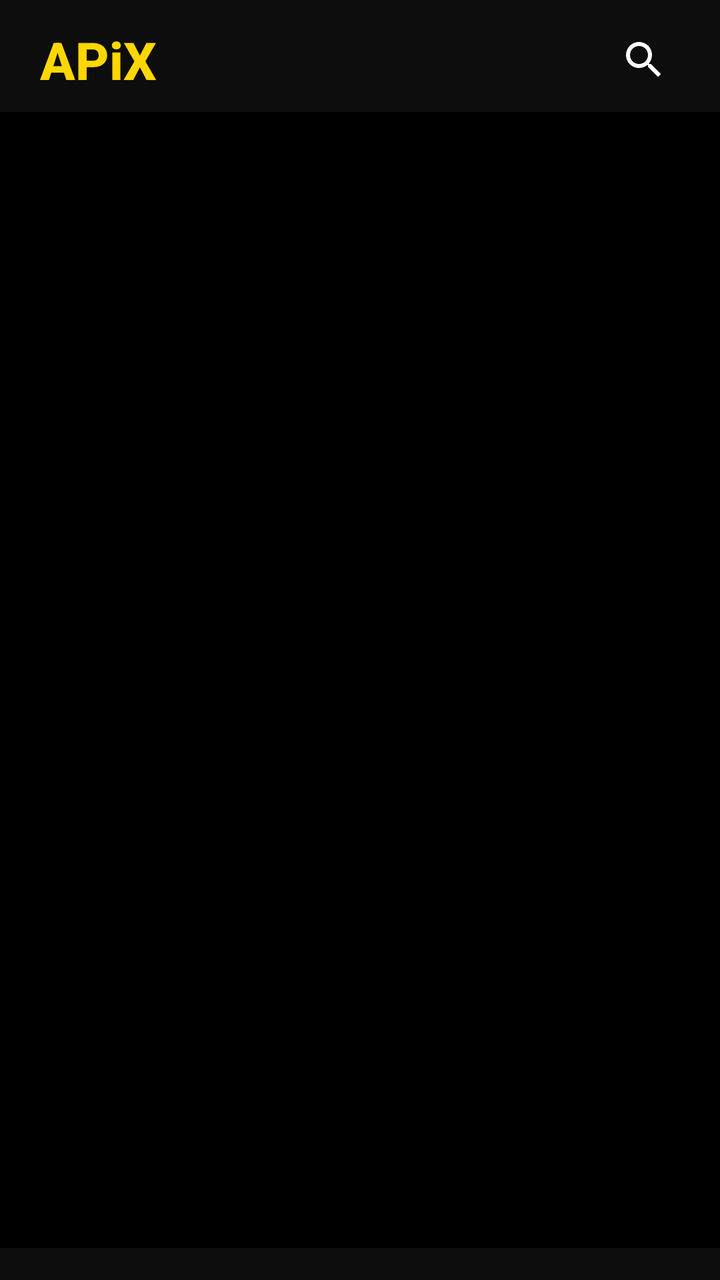
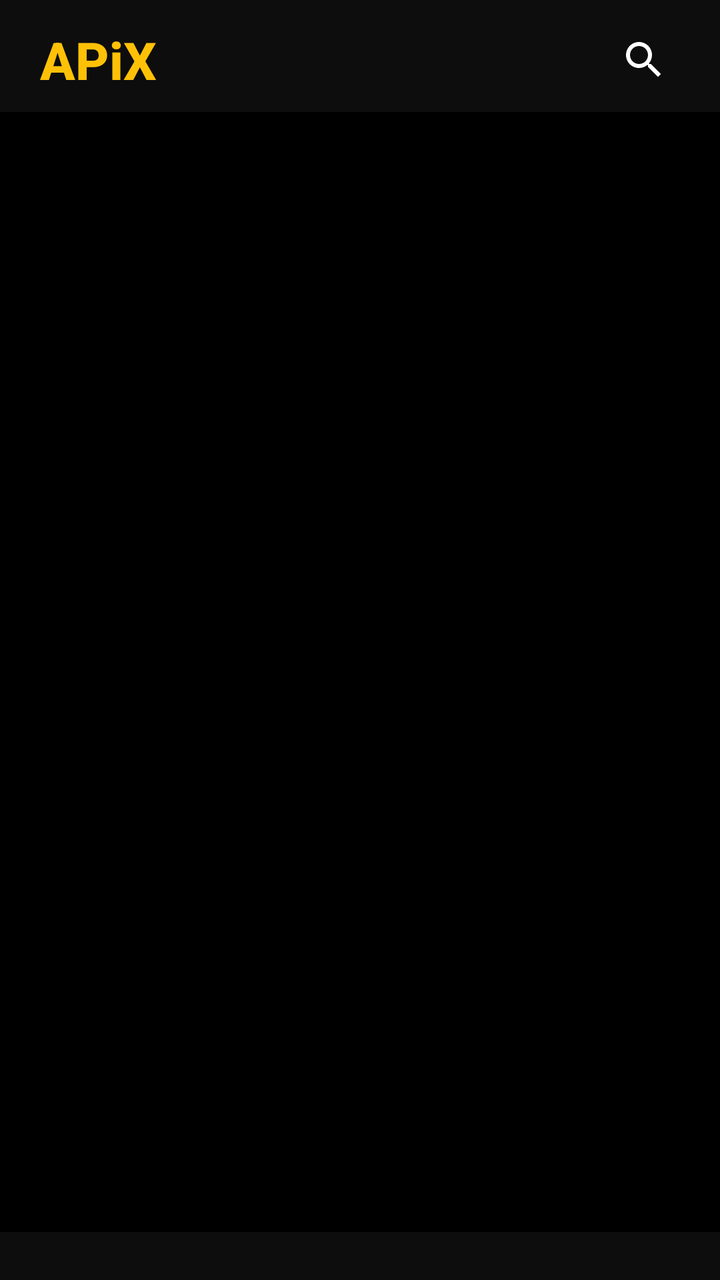

Two renders of the same Android screen: before a commit and after it. Below are the layout's source before the change and the commit's diff.
<!-- AndroidManifest.xml: activity theme Theme.TVPlus.NoActionBar -->
<!-- res/layout/activity_home.xml -->
<?xml version="1.0" encoding="utf-8"?>
<FrameLayout xmlns:android="http://schemas.android.com/apk/res/android"
    android:layout_width="match_parent"
    android:layout_height="match_parent"
    android:background="@color/black"
    android:fitsSystemWindows="false">

    
    <LinearLayout
        android:id="@+id/portrait_layout"
        android:layout_width="match_parent"
        android:layout_height="match_parent"
        android:orientation="vertical"
        android:visibility="visible">

        
        <LinearLayout
            android:layout_width="match_parent"
            android:layout_height="wrap_content"
            android:orientation="horizontal"
            android:gravity="center_vertical"
            android:paddingStart="20dp"
            android:paddingEnd="20dp"
            android:paddingTop="12dp"
            android:paddingBottom="8dp"
            android:background="#0D0D0D">

            <TextView
                android:id="@+id/app_name_portrait"
                android:layout_width="0dp"
                android:layout_height="wrap_content"
                android:layout_weight="1"
                android:text="APiX"
                android:textColor="@color/gold_accent"
                android:textSize="26sp"
                android:textStyle="bold"
                android:fontFamily="sans-serif-medium" />

            <ImageButton
                android:id="@+id/search_button_portrait"
                android:layout_width="36dp"
                android:layout_height="36dp"
                android:src="@drawable/ic_search"
                android:background="?android:attr/selectableItemBackgroundBorderless"
                android:contentDescription="Search"
                android:tint="@color/white"
                android:focusable="true" />
        </LinearLayout>

        
        <TextView
            android:id="@+id/category_title"
            android:layout_width="match_parent"
            android:layout_height="wrap_content"
            android:textColor="@color/white"
            android:textSize="20sp"
            android:textStyle="bold"
            android:paddingStart="20dp"
            android:paddingEnd="20dp"
            android:paddingTop="12dp"
            android:paddingBottom="8dp" />

        
        <androidx.recyclerview.widget.RecyclerView
            android:id="@+id/channels_recycler"
            android:layout_width="match_parent"
            android:layout_height="0dp"
            android:layout_weight="1"
            android:clipToPadding="false"
            android:padding="8dp" />

        
        <HorizontalScrollView
            android:layout_width="match_parent"
            android:layout_height="wrap_content"
            android:scrollbars="none"
            android:fillViewport="true"
            android:background="#0D0D0D">

            <androidx.recyclerview.widget.RecyclerView
                android:id="@+id/categories_recycler"
                android:layout_width="wrap_content"
                android:layout_height="wrap_content"
                android:clipToPadding="false"
                android:paddingStart="8dp"
                android:paddingEnd="8dp"
                android:paddingTop="6dp"
                android:paddingBottom="10dp" />
        </HorizontalScrollView>
    </LinearLayout>

    
    <LinearLayout
        android:id="@+id/landscape_layout"
        android:layout_width="match_parent"
        android:layout_height="match_parent"
        android:orientation="horizontal"
        android:visibility="gone">

        
        <LinearLayout
            android:layout_width="200dp"
            android:layout_height="match_parent"
            android:orientation="vertical"
            android:background="#0D0D0D"
            android:paddingTop="16dp">

            
            <TextView
                android:id="@+id/app_name_landscape"
                android:layout_width="match_parent"
                android:layout_height="wrap_content"
                android:text="APiX"
                android:textColor="@color/gold_accent"
                android:textSize="28sp"
                android:textStyle="bold"
                android:fontFamily="sans-serif-medium"
                android:gravity="center"
                android:paddingBottom="20dp" />

            
            <androidx.recyclerview.widget.RecyclerView
                android:id="@+id/categories_recycler_landscape"
                android:layout_width="match_parent"
                android:layout_height="0dp"
                android:layout_weight="1"
                android:clipToPadding="false"
                android:paddingTop="4dp"
                android:paddingBottom="4dp" />
        </LinearLayout>

        
        <LinearLayout
            android:layout_width="0dp"
            android:layout_height="match_parent"
            android:layout_weight="1"
            android:orientation="vertical">

            
            <LinearLayout
                android:layout_width="match_parent"
                android:layout_height="wrap_content"
                android:orientation="horizontal"
                android:gravity="center_vertical"
                android:paddingStart="20dp"
                android:paddingEnd="20dp"
                android:paddingTop="16dp"
                android:paddingBottom="12dp">

                <TextView
                    android:id="@+id/category_title_landscape"
                    android:layout_width="0dp"
                    android:layout_height="wrap_content"
                    android:layout_weight="1"
                    android:textColor="@color/white"
                    android:textSize="22sp"
                    android:textStyle="bold" />

                <ImageButton
                    android:id="@+id/search_button_landscape"
                    android:layout_width="36dp"
                    android:layout_height="36dp"
                    android:src="@drawable/ic_search"
                    android:background="?android:attr/selectableItemBackgroundBorderless"
                    android:contentDescription="Search"
                    android:tint="@color/white"
                    android:focusable="true" />
            </LinearLayout>

            
            <androidx.recyclerview.widget.RecyclerView
                android:id="@+id/channels_recycler_landscape"
                android:layout_width="match_parent"
                android:layout_height="0dp"
                android:layout_weight="1"
                android:clipToPadding="false"
                android:padding="8dp" />
        </LinearLayout>
    </LinearLayout>

    
    <LinearLayout
        android:id="@+id/search_overlay"
        android:layout_width="match_parent"
        android:layout_height="match_parent"
        android:orientation="vertical"
        android:background="#E6000000"
        android:padding="24dp"
        android:visibility="gone">

        <LinearLayout
            android:layout_width="match_parent"
            android:layout_height="wrap_content"
            android:orientation="horizontal"
            android:gravity="center_vertical"
            android:layout_marginBottom="16dp">

            <TextView
                android:layout_width="0dp"
                android:layout_height="wrap_content"
                android:layout_weight="1"
                android:text="Search"
                android:textColor="@color/white"
                android:textSize="22sp"
                android:textStyle="bold" />

            <TextView
                android:id="@+id/search_cancel"
                android:layout_width="wrap_content"
                android:layout_height="wrap_content"
                android:text="Cancel"
                android:textColor="@color/gold_accent"
                android:textSize="16sp"
                android:padding="8dp"
                android:focusable="true"
                android:clickable="true" />
        </LinearLayout>

        <EditText
            android:id="@+id/search_input"
            android:layout_width="match_parent"
            android:layout_height="48dp"
            android:background="#333333"
            android:textColor="@color/white"
            android:textColorHint="#888888"
            android:hint="Type channel name..."
            android:paddingStart="16dp"
            android:paddingEnd="16dp"
            android:textSize="16sp"
            android:singleLine="true"
            android:imeOptions="actionSearch"
            android:focusable="true" />

        
        <androidx.recyclerview.widget.RecyclerView
            android:id="@+id/search_results_recycler"
            android:layout_width="match_parent"
            android:layout_height="0dp"
            android:layout_weight="1"
            android:layout_marginTop="16dp"
            android:clipToPadding="false" />
    </LinearLayout>

    
    <ProgressBar
        android:id="@+id/loading_bar"
        android:layout_width="48dp"
        android:layout_height="48dp"
        android:layout_gravity="center"
        android:indeterminateTint="@color/gold_accent"
        android:visibility="gone" />

    
    <LinearLayout
        android:id="@+id/error_layout"
        android:layout_width="match_parent"
        android:layout_height="wrap_content"
        android:layout_gravity="center"
        android:orientation="vertical"
        android:gravity="center"
        android:padding="32dp"
        android:visibility="gone">

        <TextView
            android:id="@+id/error_text"
            android:layout_width="wrap_content"
            android:layout_height="wrap_content"
            android:textColor="#FF4444"
            android:textSize="16sp"
            android:gravity="center" />
    </LinearLayout>

</FrameLayout>
<!-- resources referenced by this layout -->
<resources>
  <color name="black">#000000</color>
  <color name="gold_accent">#FFD700</color>
  <color name="white">#FFFFFF</color>
  <!-- drawable ic_search (drawable) -->
  <?xml version="1.0" encoding="utf-8"?>
  <vector xmlns:android="http://schemas.android.com/apk/res/android"
      android:width="24dp"
      android:height="24dp"
      android:viewportWidth="24"
      android:viewportHeight="24">
      <path
          android:fillColor="#FFFFFF"
          android:pathData="M15.5,14h-0.79l-0.28,-0.27C15.41,12.59 16,11.11 16,9.5 16,5.91 13.09,3 9.5,3S3,5.91 3,9.5 5.91,16 9.5,16c1.61,0 3.09,-0.59 4.23,-1.57l0.27,0.28v0.79l5,4.99L20.49,19l-4.99,-5zM9.5,14C7.01,14 5,11.99 5,9.5S7.01,5 9.5,5 14,7.01 14,9.5 11.99,14 9.5,14z" />
  </vector>
  <style name="Theme.TVPlus.NoActionBar" parent="Theme.TVPlus">
          <item name="windowActionBar">false</item>
          <item name="windowNoTitle">true</item>
      </style>
  <style name="Theme.TVPlus" parent="Theme.MaterialComponents.DayNight.DarkActionBar">
          <item name="colorPrimary">@color/gold_accent</item>
          <item name="colorPrimaryVariant">@color/gold_dark</item>
          <item name="colorOnPrimary">@color/black</item>
          <item name="colorSecondary">@color/gold_accent</item>
          <item name="colorSecondaryVariant">@color/gold_dark</item>
          <item name="colorOnSecondary">@color/black</item>
          <item name="android:statusBarColor">@color/black</item>
          <item name="android:navigationBarColor">@color/black</item>
          <item name="android:windowBackground">@color/black</item>
      </style>
  <color name="gold_dark">#B8860B</color>
</resources>

<!-- the commit's change to res/layout/activity_home.xml (unified diff, before → after) -->
@@ -1,11 +1,11 @@
 <?xml version="1.0" encoding="utf-8"?>
 <FrameLayout xmlns:android="http://schemas.android.com/apk/res/android"
+    xmlns:app="http://schemas.android.com/apk/res-auto"
     android:layout_width="match_parent"
     android:layout_height="match_parent"
-    android:background="@color/black"
+    android:background="#000000"
     android:fitsSystemWindows="false">
 
-    
     <LinearLayout
         android:id="@+id/portrait_layout"
         android:layout_width="match_parent"
@@ -13,7 +13,6 @@
         android:orientation="vertical"
         android:visibility="visible">
 
-        
         <LinearLayout
             android:layout_width="match_parent"
             android:layout_height="wrap_content"
@@ -31,7 +30,7 @@
                 android:layout_height="wrap_content"
                 android:layout_weight="1"
                 android:text="APiX"
-                android:textColor="@color/gold_accent"
+                android:textColor="#FFC107"
                 android:textSize="26sp"
                 android:textStyle="bold"
                 android:fontFamily="sans-serif-medium" />
@@ -43,16 +42,15 @@
                 android:src="@drawable/ic_search"
                 android:background="?android:attr/selectableItemBackgroundBorderless"
                 android:contentDescription="Search"
-                android:tint="@color/white"
+                app:tint="#FFFFFF"
                 android:focusable="true" />
         </LinearLayout>
 
-        
         <TextView
             android:id="@+id/category_title"
             android:layout_width="match_parent"
             android:layout_height="wrap_content"
-            android:textColor="@color/white"
+            android:textColor="#FFFFFF"
             android:textSize="20sp"
             android:textStyle="bold"
             android:paddingStart="20dp"
@@ -60,36 +58,27 @@
             android:paddingTop="12dp"
             android:paddingBottom="8dp" />
 
-        
         <androidx.recyclerview.widget.RecyclerView
             android:id="@+id/channels_recycler"
             android:layout_width="match_parent"
             android:layout_height="0dp"
             android:layout_weight="1"
             android:clipToPadding="false"
-            android:padding="8dp" />
-
-        
-        <HorizontalScrollView
+            android:padding="12dp" /> <androidx.recyclerview.widget.RecyclerView
+            android:id="@+id/categories_recycler"
             android:layout_width="match_parent"
             android:layout_height="wrap_content"
-            android:scrollbars="none"
-            android:fillViewport="true"
-            android:background="#0D0D0D">
+            android:background="#0D0D0D"
+            android:orientation="horizontal"
+            android:clipToPadding="false"
+            android:paddingStart="12dp"
+            android:paddingEnd="12dp"
+            android:paddingTop="8dp"
+            android:paddingBottom="16dp"
+            app:layoutManager="androidx.recyclerview.widget.LinearLayoutManager" />
 
-            <androidx.recyclerview.widget.RecyclerView
-                android:id="@+id/categories_recycler"
-                android:layout_width="wrap_content"
-                android:layout_height="wrap_content"
-                android:clipToPadding="false"
-                android:paddingStart="8dp"
-                android:paddingEnd="8dp"
-                android:paddingTop="6dp"
-                android:paddingBottom="10dp" />
-        </HorizontalScrollView>
     </LinearLayout>
 
-    
     <LinearLayout
         android:id="@+id/landscape_layout"
         android:layout_width="match_parent"
@@ -97,177 +86,79 @@
         android:orientation="horizontal"
         android:visibility="gone">
 
-        
         <LinearLayout
-            android:layout_width="200dp"
+            android:layout_width="220dp"
             android:layout_height="match_parent"
             android:orientation="vertical"
             android:background="#0D0D0D"
-            android:paddingTop="16dp">
+            android:paddingTop="24dp">
 
-            
             <TextView
                 android:id="@+id/app_name_landscape"
                 android:layout_width="match_parent"
                 android:layout_height="wrap_content"
                 android:text="APiX"
-                android:textColor="@color/gold_accent"
+                android:textColor="#FFC107"
                 android:textSize="28sp"
                 android:textStyle="bold"
                 android:fontFamily="sans-serif-medium"
                 android:gravity="center"
-                android:paddingBottom="20dp" />
+                android:paddingBottom="24dp" />
 
-            
             <androidx.recyclerview.widget.RecyclerView
                 android:id="@+id/categories_recycler_landscape"
                 android:layout_width="match_parent"
                 android:layout_height="0dp"
                 android:layout_weight="1"
                 android:clipToPadding="false"
-                android:paddingTop="4dp"
-                android:paddingBottom="4dp" />
+                android:paddingTop="8dp"
+                android:paddingBottom="8dp" />
         </LinearLayout>
 
-        
         <LinearLayout
             android:layout_width="0dp"
             android:layout_height="match_parent"
             android:layout_weight="1"
             android:orientation="vertical">
 
-            
             <LinearLayout
                 android:layout_width="match_parent"
                 android:layout_height="wrap_content"
                 android:orientation="horizontal"
                 android:gravity="center_vertical"
-                android:paddingStart="20dp"
-                android:paddingEnd="20dp"
-                android:paddingTop="16dp"
-                android:paddingBottom="12dp">
+                android:paddingStart="24dp"
+                android:paddingEnd="24dp"
+                android:paddingTop="24dp"
+                android:paddingBottom="16dp">
 
                 <TextView
                     android:id="@+id/category_title_landscape"
                     android:layout_width="0dp"
                     android:layout_height="wrap_content"
                     android:layout_weight="1"
-                    android:textColor="@color/white"
-                    android:textSize="22sp"
+                    android:textColor="#FFFFFF"
+                    android:textSize="24sp"
                     android:textStyle="bold" />
 
                 <ImageButton
                     android:id="@+id/search_button_landscape"
-                    android:layout_width="36dp"
-                    android:layout_height="36dp"
+                    android:layout_width="40dp"
+                    android:layout_height="40dp"
                     android:src="@drawable/ic_search"
                     android:background="?android:attr/selectableItemBackgroundBorderless"
                     android:contentDescription="Search"
-                    android:tint="@color/white"
+                    app:tint="#FFFFFF"
                     android:focusable="true" />
             </LinearLayout>
 
-            
             <androidx.recyclerview.widget.RecyclerView
                 android:id="@+id/channels_recycler_landscape"
                 android:layout_width="match_parent"
                 android:layout_height="0dp"
                 android:layout_weight="1"
                 android:clipToPadding="false"
-                android:padding="8dp" />
+                android:padding="16dp" />
         </LinearLayout>
     </LinearLayout>
 
-    
-    <LinearLayout
-        android:id="@+id/search_overlay"
-        android:layout_width="match_parent"
-        android:layout_height="match_parent"
-        android:orientation="vertical"
-        android:background="#E6000000"
-        android:padding="24dp"
-        android:visibility="gone">
-
-        <LinearLayout
-            android:layout_width="match_parent"
-            android:layout_height="wrap_content"
-            android:orientation="horizontal"
-            android:gravity="center_vertical"
-            android:layout_marginBottom="16dp">
-
-            <TextView
-                android:layout_width="0dp"
-                android:layout_height="wrap_content"
-                android:layout_weight="1"
-                android:text="Search"
-                android:textColor="@color/white"
-                android:textSize="22sp"
-                android:textStyle="bold" />
-
-            <TextView
-                android:id="@+id/search_cancel"
-                android:layout_width="wrap_content"
-                android:layout_height="wrap_content"
-                android:text="Cancel"
-                android:textColor="@color/gold_accent"
-                android:textSize="16sp"
-                android:padding="8dp"
-                android:focusable="true"
-                android:clickable="true" />
-        </LinearLayout>
-
-        <EditText
-            android:id="@+id/search_input"
-            android:layout_width="match_parent"
-            android:layout_height="48dp"
-            android:background="#333333"
-            android:textColor="@color/white"
-            android:textColorHint="#888888"
-            android:hint="Type channel name..."
-            android:paddingStart="16dp"
-            android:paddingEnd="16dp"
-            android:textSize="16sp"
-            android:singleLine="true"
-            android:imeOptions="actionSearch"
-            android:focusable="true" />
-
-        
-        <androidx.recyclerview.widget.RecyclerView
-            android:id="@+id/search_results_recycler"
-            android:layout_width="match_parent"
-            android:layout_height="0dp"
-            android:layout_weight="1"
-            android:layout_marginTop="16dp"
-            android:clipToPadding="false" />
-    </LinearLayout>
-
-    
-    <ProgressBar
-        android:id="@+id/loading_bar"
-        android:layout_width="48dp"
-        android:layout_height="48dp"
-        android:layout_gravity="center"
-        android:indeterminateTint="@color/gold_accent"
-        android:visibility="gone" />
-
-    
-    <LinearLayout
-        android:id="@+id/error_layout"
-        android:layout_width="match_parent"
-        android:layout_height="wrap_content"
-        android:layout_gravity="center"
-        android:orientation="vertical"
-        android:gravity="center"
-        android:padding="32dp"
-        android:visibility="gone">
-
-        <TextView
-            android:id="@+id/error_text"
-            android:layout_width="wrap_content"
-            android:layout_height="wrap_content"
-            android:textColor="#FF4444"
-            android:textSize="16sp"
-            android:gravity="center" />
-    </LinearLayout>
-
-</FrameLayout>
+    </FrameLayout>
<!-- resource entries referenced after the edit -->
@@ -2,7 +2,6 @@
 <resources>
   <color name="black">#000000</color>
   <color name="gold_accent">#FFD700</color>
-  <color name="white">#FFFFFF</color>
   <!-- drawable ic_search (drawable) -->
   <?xml version="1.0" encoding="utf-8"?>
   <vector xmlns:android="http://schemas.android.com/apk/res/android"
